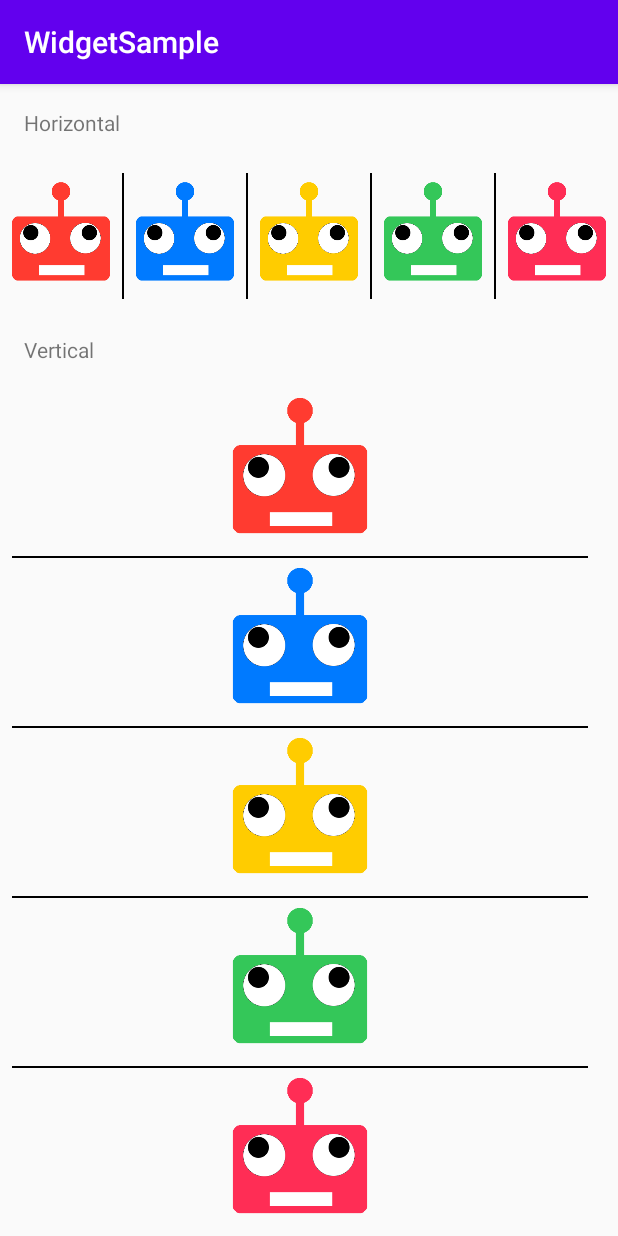
After one commit to adventam10/WidgetSample, an Android app: the LinearLayoutActivity screen opened directly, with no data from a screen before it, on a phone screen of 412 x 824 dp. The commit adds this screen. Run offline under Robolectric (Android 15) with nearby library versions, the phone set to English and light mode, and no system bars.

Commit message:
Add LinearLayout

```diff
--- a/WidgetSample/app/src/main/AndroidManifest.xml
+++ b/WidgetSample/app/src/main/AndroidManifest.xml
@@ -11,7 +11,8 @@
         android:roundIcon="@mipmap/ic_launcher_round"
         android:supportsRtl="true"
         android:theme="@style/AppTheme">
-        <activity android:name=".GridViewActivity"></activity>
+        <activity android:name=".LinearLayoutActivity"></activity>
+        <activity android:name=".GridViewActivity" />
         <activity android:name=".ViewPagerActivity" />
         <activity android:name=".RecyclerViewActivity" />
         <activity android:name=".ContainerActivity" />
--- /dev/null
+++ b/WidgetSample/app/src/main/java/com/example/widgetsample/LinearLayoutActivity.kt
@@ -0,0 +1,12 @@
+package com.example.widgetsample
+
+import androidx.appcompat.app.AppCompatActivity
+import android.os.Bundle
+
+class LinearLayoutActivity : AppCompatActivity() {
+
+    override fun onCreate(savedInstanceState: Bundle?) {
+        super.onCreate(savedInstanceState)
+        setContentView(R.layout.activity_linear_layout)
+    }
+}
--- a/WidgetSample/app/src/main/java/com/example/widgetsample/MainActivity.kt
+++ b/WidgetSample/app/src/main/java/com/example/widgetsample/MainActivity.kt
@@ -18,7 +18,7 @@ class MainActivity : AppCompatActivity() {
 
         val listView = findViewById<ListView>(R.id.list)
         val list = listOf("Texts", "EditTexts", "Buttons", "WebView", "VideoView", "CalendarView",
-            "Widgets", "ContainerSpecialTags", "Containers", "RecyclerView", "ViewPager", "GridView")
+            "Widgets", "ContainerSpecialTags", "Containers", "RecyclerView", "ViewPager", "GridView", "LinearLayout")
         val adapter = ArrayAdapter(this, android.R.layout.simple_list_item_1, list)
         listView.adapter = adapter
 
@@ -37,6 +37,7 @@ class MainActivity : AppCompatActivity() {
                 Menu.RecyclerView -> Intent(this, RecyclerViewActivity::class.java)
                 Menu.ViewPager -> Intent(this, ViewPagerActivity::class.java)
                 Menu.GridView -> Intent(this, GridViewActivity::class.java)
+                Menu.LinearLayout -> Intent(this, LinearLayoutActivity::class.java)
             }
 
             startActivity(intent)
@@ -46,5 +47,5 @@ class MainActivity : AppCompatActivity() {
 
 enum class Menu {
     Texts, EditTexts, Buttons, WebView, VideoView, CalendarView, Widgets,
-    ContainerSpecialTags, Containers, RecyclerView, ViewPager, GridView;
+    ContainerSpecialTags, Containers, RecyclerView, ViewPager, GridView, LinearLayout;
 }
--- /dev/null
+++ b/WidgetSample/app/src/main/res/drawable/divider.xml
@@ -0,0 +1,5 @@
+<?xml version="1.0" encoding="utf-8"?>
+<shape xmlns:android="http://schemas.android.com/apk/res/android">
+    <size android:width="1dp"/>
+    <solid android:color="#000000"/>
+</shape>
--- /dev/null
+++ b/WidgetSample/app/src/main/res/drawable/divider_horizontal.xml
@@ -0,0 +1,5 @@
+<?xml version="1.0" encoding="utf-8"?>
+<shape xmlns:android="http://schemas.android.com/apk/res/android">
+    <size android:height="1dp"/>
+    <solid android:color="#000000"/>
+</shape>
--- /dev/null
+++ b/WidgetSample/app/src/main/res/layout/activity_linear_layout.xml
@@ -0,0 +1,108 @@
+<?xml version="1.0" encoding="utf-8"?>
+<androidx.constraintlayout.widget.ConstraintLayout xmlns:android="http://schemas.android.com/apk/res/android"
+    xmlns:app="http://schemas.android.com/apk/res-auto"
+    xmlns:tools="http://schemas.android.com/tools"
+    android:layout_width="match_parent"
+    android:layout_height="match_parent"
+    tools:context=".LinearLayoutActivity">
+
+    <LinearLayout
+        android:layout_width="match_parent"
+        android:layout_height="match_parent"
+        android:orientation="vertical">
+
+        <LinearLayout
+            android:layout_width="match_parent"
+            android:layout_height="wrap_content"
+            android:orientation="vertical">
+
+            <TextView
+                android:layout_width="match_parent"
+                android:layout_height="wrap_content"
+                android:layout_margin="16dp"
+                android:text="Horizontal" />
+
+            <LinearLayout
+                android:layout_width="wrap_content"
+                android:layout_height="wrap_content"
+                android:divider="@drawable/divider"
+                android:dividerPadding="8dp"
+                android:showDividers="middle"
+                android:orientation="horizontal">
+                <ImageView
+                    android:layout_width="0dp"
+                    android:layout_height="100dp"
+                    android:layout_weight="1"
+                    app:srcCompat="@drawable/botman_red"/>
+                <ImageView
+                    android:layout_width="0dp"
+                    android:layout_height="100dp"
+                    android:layout_weight="1"
+                    app:srcCompat="@drawable/botman_blue"/>
+                <ImageView
+                    android:layout_width="0dp"
+                    android:layout_height="100dp"
+                    android:layout_weight="1"
+                    app:srcCompat="@drawable/botman_yellow"/>
+                <ImageView
+                    android:layout_width="0dp"
+                    android:layout_height="100dp"
+                    android:layout_weight="1"
+                    app:srcCompat="@drawable/botman_green"/>
+                <ImageView
+                    android:layout_width="0dp"
+                    android:layout_height="100dp"
+                    android:layout_weight="1"
+                    app:srcCompat="@drawable/botman_pink"/>
+            </LinearLayout>
+        </LinearLayout>
+
+        <LinearLayout
+            android:layout_width="match_parent"
+            android:layout_height="wrap_content"
+            android:orientation="vertical">
+
+            <TextView
+                android:layout_width="match_parent"
+                android:layout_height="wrap_content"
+                android:layout_margin="16dp"
+                android:text="Vertical" />
+
+            <LinearLayout
+                android:layout_width="wrap_content"
+                android:layout_height="wrap_content"
+                android:divider="@drawable/divider_horizontal"
+                android:dividerPadding="8dp"
+                android:showDividers="middle"
+                android:orientation="vertical">
+                <ImageView
+                    android:layout_width="wrap_content"
+                    android:layout_height="0dp"
+                    android:layout_weight="1"
+                    app:srcCompat="@drawable/botman_red"/>
+                <ImageView
+                    android:layout_width="wrap_content"
+                    android:layout_height="0dp"
+                    android:layout_weight="1"
+                    app:srcCompat="@drawable/botman_blue"/>
+                <ImageView
+                    android:layout_width="wrap_content"
+                    android:layout_height="0dp"
+                    android:layout_weight="1"
+                    app:srcCompat="@drawable/botman_yellow"/>
+                <ImageView
+                    android:layout_width="wrap_content"
+                    android:layout_height="0dp"
+                    android:layout_weight="1"
+                    app:srcCompat="@drawable/botman_green"/>
+                <ImageView
+                    android:layout_width="wrap_content"
+                    android:layout_height="0dp"
+                    android:layout_weight="1"
+                    app:srcCompat="@drawable/botman_pink"/>
+            </LinearLayout>
+        </LinearLayout>
+
+    </LinearLayout>
+
+</androidx.constraintlayout.widget.ConstraintLayout>
```
